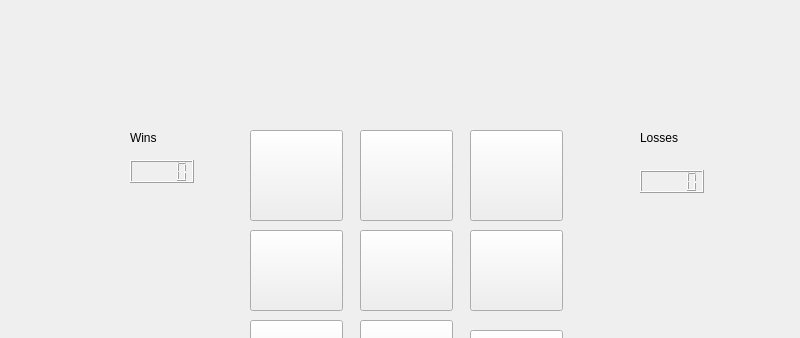
Old version of the form tictactoe.ui in the repository JohnOMalleyNewBury/TicTacToe; both pictures show x 0 to 800 and y 0 to 338 of the 800 by 600 pixel window.
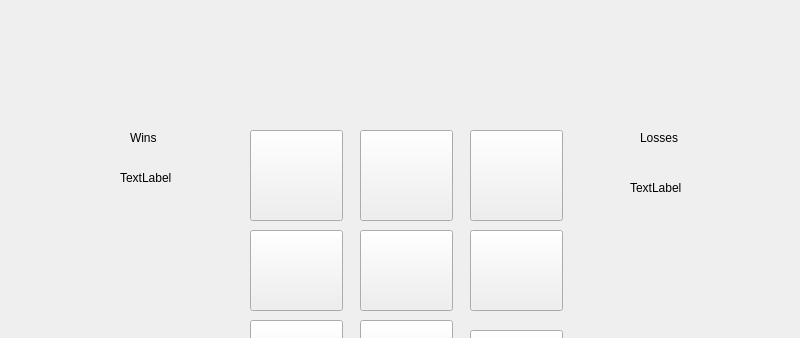
New version of the form.

What changed in the file:
```diff
--- a/tictactoe.ui
+++ b/tictactoe.ui
@@ -196,24 +196,30 @@
      <string>Losses</string>
     </property>
    </widget>
-   <widget class="QLCDNumber" name="lcdNumber">
+   <widget class="QLabel" name="winCount">
     <property name="geometry">
      <rect>
-      <x>130</x>
-      <y>160</y>
-      <width>64</width>
-      <height>23</height>
-     </rect>
-    </property>
-   </widget>
-   <widget class="QLCDNumber" name="lcdNumber_2">
-    <property name="geometry">
-     <rect>
-      <x>640</x>
+      <x>120</x>
       <y>170</y>
-      <width>64</width>
-      <height>23</height>
+      <width>55</width>
+      <height>16</height>
      </rect>
+    </property>
+    <property name="text">
+     <string>TextLabel</string>
+    </property>
+   </widget>
+   <widget class="QLabel" name="lossCount">
+    <property name="geometry">
+     <rect>
+      <x>630</x>
+      <y>180</y>
+      <width>55</width>
+      <height>16</height>
+     </rect>
+    </property>
+    <property name="text">
+     <string>TextLabel</string>
     </property>
    </widget>
   </widget>
```
Left out of the diff: 4 changed lines with no effect on the pictures.
